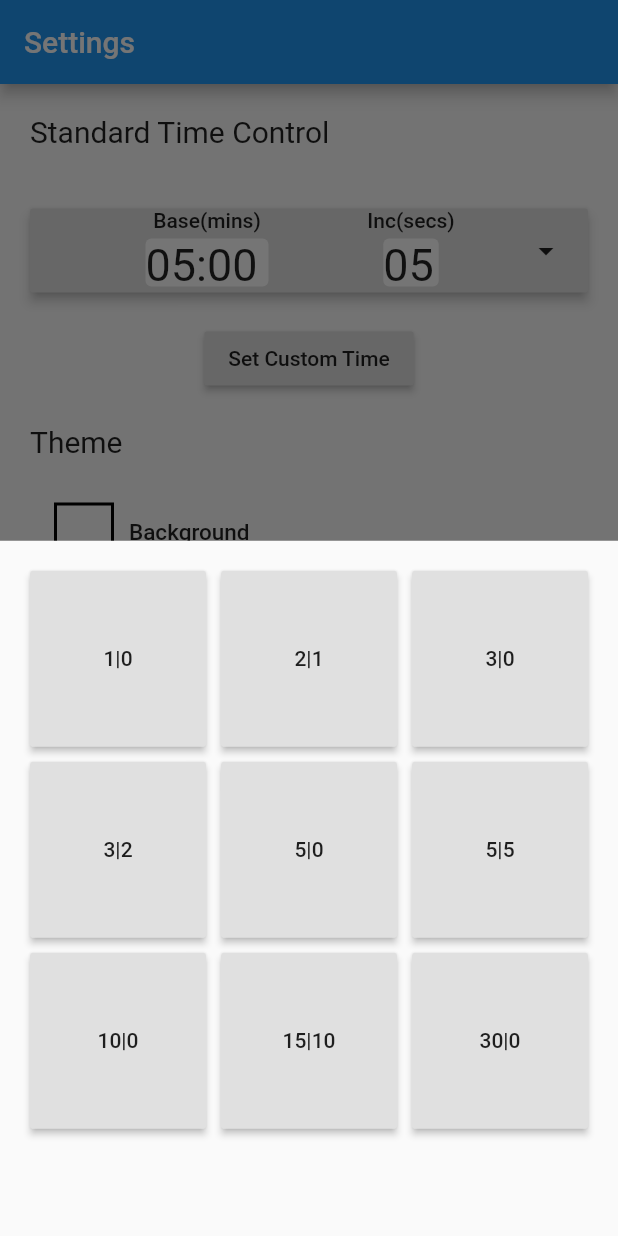
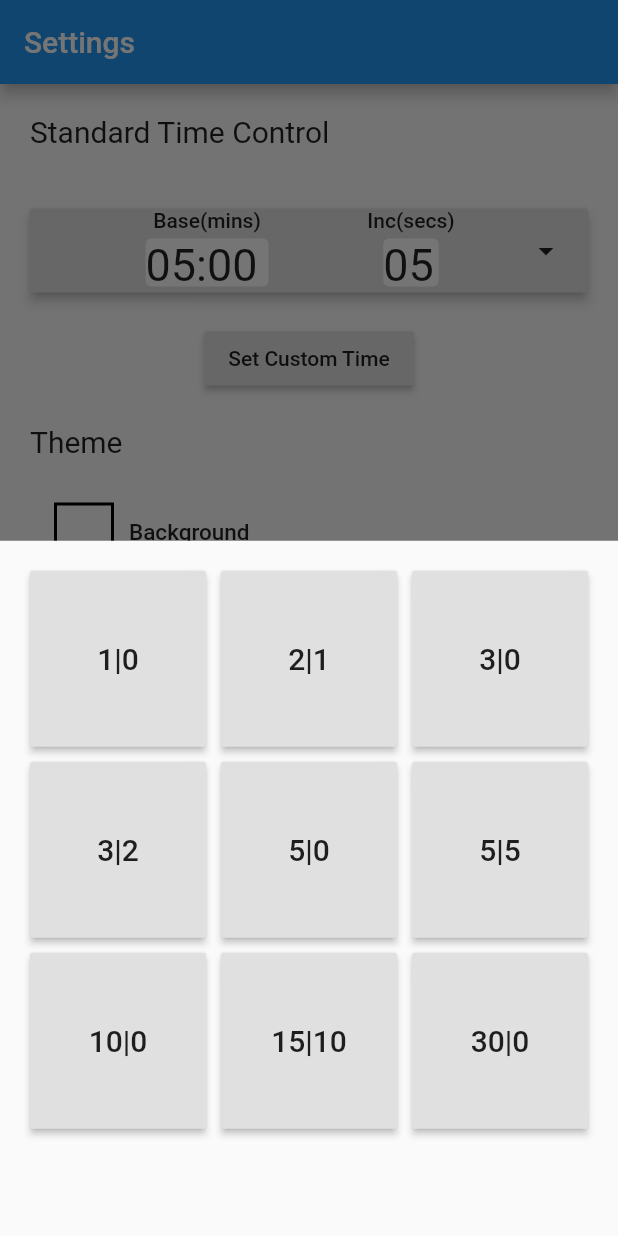
Before and after one commit to profchi/Chess_Clock, a Flutter app: the screen it shows after launch, after a tap on the "pause" icon, after a tap on the "settings" icon, after a tap on "Base(mins)", on a phone screen of 412 x 824 dp. Run offline on Flutter 3.47's test engine with Material 2 defaults, Android fonts, the phone set to English and light mode, and no system bars.

Commit message:
Text style for Time Selector

```diff
--- a/lib/Settings/modals/standard-time-selector.dart
+++ b/lib/Settings/modals/standard-time-selector.dart
@@ -17,7 +17,13 @@ class StandardTimeSelector extends StatelessWidget {
       children: timeOptions.map((time) =>
         RaisedButton(
           onPressed: () => updateTime(time, context),
-          child: Text(time),
+
+          child: Text(
+            time,
+            style: TextStyle(
+              fontSize: 20,
+            ),
+          ),
         )
       ).toList() ,
     );
```
